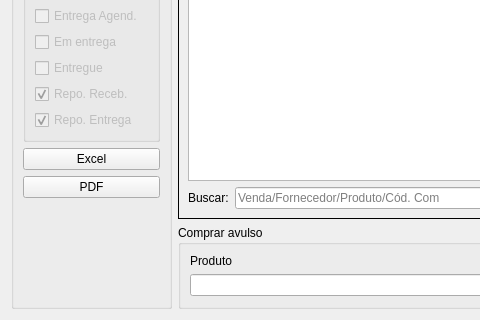
Old version of the form ui/widgetcomprapendentes.ui in the repository darktorres/ERP-STACCATO; both pictures show x 0 to 480 and y 245 to 565 of the 846 by 565 pixel window.
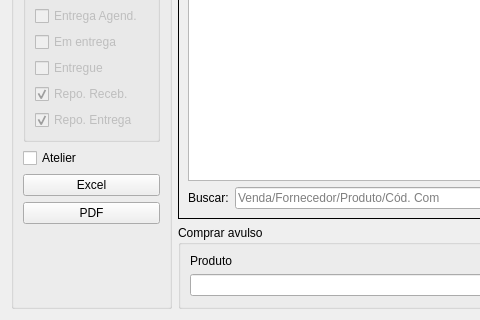
New version of the form. Custom widgets are drawn as their Qt base class.

Commit message: Filtrar produtos atelier na compra

Patch:
```diff
--- a/ui/widgetcomprapendentes.ui
+++ b/ui/widgetcomprapendentes.ui
@@ -194,6 +194,19 @@
         </property>
        </widget>
       </item>
+      <item row="2" column="0">
+       <widget class="QCheckBox" name="checkBoxAtelier">
+        <property name="enabled">
+         <bool>true</bool>
+        </property>
+        <property name="text">
+         <string>Atelier</string>
+        </property>
+        <property name="checked">
+         <bool>false</bool>
+        </property>
+       </widget>
+      </item>
      </layout>
      <zorder>pushButtonPDF</zorder>
      <zorder>groupBoxStatus</zorder>
```
Left out of the diff: 1 changed line with no effect on the pictures. The commit also changes 1 other file.
